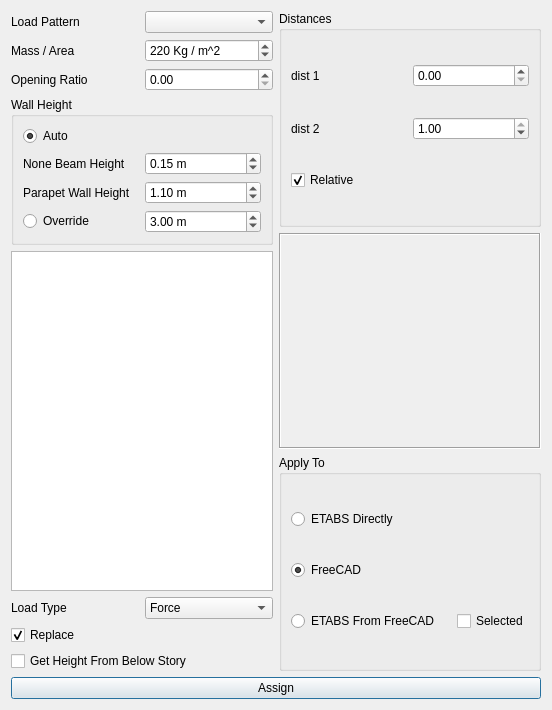
Qt form widgets/assign/wall_load_on_frames.ui (ebrahimraeyat/civilTools) before a commit.
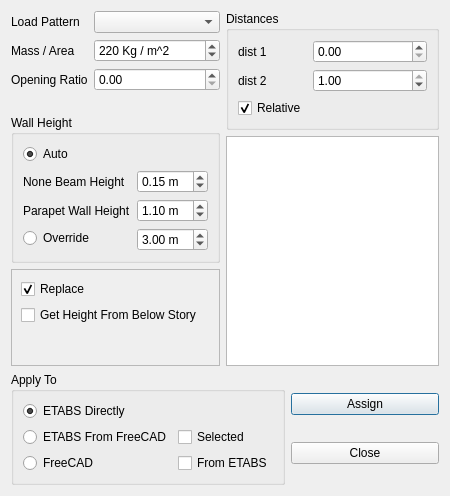
The same form after that commit. Icons and pictures are not drawn.

Commit message: refine wall load Gui

What changed in the file:
```diff
--- a/widgets/assign/wall_load_on_frames.ui
+++ b/widgets/assign/wall_load_on_frames.ui
@@ -6,8 +6,8 @@
    <rect>
     <x>0</x>
     <y>0</y>
-    <width>552</width>
-    <height>710</height>
+    <width>450</width>
+    <height>496</height>
    </rect>
   </property>
   <property name="windowTitle">
@@ -17,21 +17,13 @@
    <iconset>
     <normaloff>:/cfactor/images/wall.svg</normaloff>:/cfactor/images/wall.svg</iconset>
   </property>
-  <layout class="QVBoxLayout" name="verticalLayout_2">
+  <layout class="QVBoxLayout" name="verticalLayout_4">
    <item>
     <layout class="QHBoxLayout" name="horizontalLayout">
      <item>
-      <layout class="QGridLayout" name="gridLayout_2">
-       <item row="1" column="0">
-        <widget class="QLabel" name="label_2">
-         <property name="text">
-          <string>Mass / Area</string>
-         </property>
-        </widget>
-       </item>
-       <item row="0" column="1">
-        <widget class="QComboBox" name="loadpat"/>
-       </item>
+      <layout class="QVBoxLayout" name="verticalLayout_2">
+       <item>
+        <layout class="QFormLayout" name="formLayout_5">
        <item row="0" column="0">
         <widget class="QLabel" name="label">
          <property name="text">
@@ -39,6 +31,16 @@
          </property>
         </widget>
        </item>
+         <item row="0" column="1">
+          <widget class="QComboBox" name="loadpat"/>
+         </item>
+         <item row="1" column="0">
+          <widget class="QLabel" name="label_2">
+           <property name="text">
+            <string>Mass / Area</string>
+           </property>
+          </widget>
+         </item>
        <item row="1" column="1">
         <widget class="QSpinBox" name="mass">
          <property name="suffix">
@@ -58,106 +60,38 @@
          </property>
         </widget>
        </item>
-       <item row="7" column="0" colspan="2">
-        <widget class="QListWidget" name="stories">
-         <property name="selectionMode">
-          <enum>QAbstractItemView::MultiSelection</enum>
-         </property>
-        </widget>
-       </item>
-       <item row="8" column="1">
-        <widget class="QComboBox" name="load_type">
-         <item>
-          <property name="text">
-           <string>Force</string>
-          </property>
-         </item>
-         <item>
-          <property name="text">
-           <string>Moment</string>
-          </property>
-         </item>
-        </widget>
-       </item>
-       <item row="9" column="0" colspan="2">
-        <widget class="QCheckBox" name="replace">
-         <property name="text">
-          <string>Replace</string>
-         </property>
-         <property name="checked">
-          <bool>true</bool>
-         </property>
-        </widget>
-       </item>
-       <item row="3" column="1">
-        <widget class="QDoubleSpinBox" name="opening_ratio">
-         <property name="maximum">
-          <double>1.000000000000000</double>
-         </property>
-         <property name="singleStep">
-          <double>0.100000000000000</double>
-         </property>
-        </widget>
-       </item>
-       <item row="8" column="0">
-        <widget class="QLabel" name="label_5">
-         <property name="text">
-          <string>Load Type</string>
-         </property>
-        </widget>
-       </item>
-       <item row="10" column="0" colspan="2">
-        <widget class="QCheckBox" name="height_from_below">
-         <property name="text">
-          <string>Get Height From Below Story</string>
-         </property>
-         <property name="checked">
-          <bool>false</bool>
-         </property>
-        </widget>
-       </item>
-       <item row="3" column="0">
+         <item row="2" column="0">
         <widget class="QLabel" name="label_9">
          <property name="text">
           <string>Opening Ratio</string>
          </property>
         </widget>
        </item>
-       <item row="4" column="0" colspan="2">
+         <item row="2" column="1">
+          <widget class="QDoubleSpinBox" name="opening_ratio">
+           <property name="maximum">
+            <double>1.000000000000000</double>
+           </property>
+           <property name="singleStep">
+            <double>0.100000000000000</double>
+           </property>
+          </widget>
+         </item>
+        </layout>
+       </item>
+       <item>
         <widget class="QGroupBox" name="groupBox">
          <property name="title">
           <string>Wall Height</string>
          </property>
-         <layout class="QGridLayout" name="gridLayout_3">
-          <item row="4" column="1">
-           <widget class="QDoubleSpinBox" name="user_height">
-            <property name="prefix">
-             <string/>
-            </property>
-            <property name="suffix">
-             <string> m</string>
-            </property>
-            <property name="minimum">
-             <double>0.100000000000000</double>
-            </property>
-            <property name="maximum">
-             <double>20.000000000000000</double>
-            </property>
-            <property name="singleStep">
-             <double>0.100000000000000</double>
-            </property>
-            <property name="value">
-             <double>3.000000000000000</double>
-            </property>
-           </widget>
-          </item>
-          <item row="4" column="0">
-           <widget class="QRadioButton" name="override_height">
+         <layout class="QFormLayout" name="formLayout_4">
+          <item row="0" column="0">
+           <widget class="QRadioButton" name="auto_height">
             <property name="text">
-             <string>Override</string>
+             <string>Auto</string>
             </property>
             <property name="checked">
-             <bool>false</bool>
+             <bool>true</bool>
             </property>
            </widget>
           </item>
@@ -168,6 +102,28 @@
             </property>
            </widget>
           </item>
+          <item row="1" column="1">
+           <widget class="QDoubleSpinBox" name="none_beam_h">
+            <property name="prefix">
+             <string/>
+            </property>
+            <property name="suffix">
+             <string> m</string>
+            </property>
+            <property name="minimum">
+             <double>0.000000000000000</double>
+            </property>
+            <property name="maximum">
+             <double>1.000000000000000</double>
+            </property>
+            <property name="singleStep">
+             <double>0.100000000000000</double>
+            </property>
+            <property name="value">
+             <double>0.150000000000000</double>
+            </property>
+           </widget>
+          </item>
           <item row="2" column="0">
            <widget class="QLabel" name="label_8">
             <property name="text">
@@ -197,18 +153,18 @@
             </property>
            </widget>
           </item>
-          <item row="0" column="0">
-           <widget class="QRadioButton" name="auto_height">
+          <item row="3" column="0">
+           <widget class="QRadioButton" name="override_height">
             <property name="text">
-             <string>Auto</string>
+             <string>Override</string>
             </property>
             <property name="checked">
-             <bool>true</bool>
+             <bool>false</bool>
             </property>
            </widget>
           </item>
-          <item row="1" column="1">
-           <widget class="QDoubleSpinBox" name="none_beam_h">
+          <item row="3" column="1">
+           <widget class="QDoubleSpinBox" name="user_height">
             <property name="prefix">
              <string/>
             </property>
@@ -216,16 +172,48 @@
              <string> m</string>
             </property>
             <property name="minimum">
-             <double>0.000000000000000</double>
+             <double>0.100000000000000</double>
             </property>
             <property name="maximum">
-             <double>1.000000000000000</double>
+             <double>20.000000000000000</double>
             </property>
             <property name="singleStep">
              <double>0.100000000000000</double>
             </property>
             <property name="value">
-             <double>0.150000000000000</double>
+             <double>3.000000000000000</double>
+            </property>
+           </widget>
+          </item>
+         </layout>
+        </widget>
+       </item>
+       <item>
+        <widget class="QFrame" name="frame">
+         <property name="frameShape">
+          <enum>QFrame::StyledPanel</enum>
+         </property>
+         <property name="frameShadow">
+          <enum>QFrame::Raised</enum>
+         </property>
+         <layout class="QFormLayout" name="formLayout_3">
+          <item row="0" column="0" colspan="2">
+           <widget class="QCheckBox" name="replace">
+            <property name="text">
+             <string>Replace</string>
+            </property>
+            <property name="checked">
+             <bool>true</bool>
+            </property>
+           </widget>
+          </item>
+          <item row="1" column="0" colspan="2">
+           <widget class="QCheckBox" name="height_from_below">
+            <property name="text">
+             <string>Get Height From Below Story</string>
+            </property>
+            <property name="checked">
+             <bool>false</bool>
             </property>
            </widget>
           </item>
@@ -241,7 +229,7 @@
          <property name="title">
           <string>Distances</string>
          </property>
-         <layout class="QGridLayout" name="gridLayout">
+         <layout class="QFormLayout" name="formLayout">
           <item row="0" column="0">
            <widget class="QLabel" name="label_3">
             <property name="text">
@@ -283,22 +271,16 @@
             </property>
            </widget>
           </item>
-         </layout>
-        </widget>
-       </item>
-       <item>
-        <widget class="QLabel" name="label_7">
+          <item row="2" column="1">
+           <widget class="QLabel" name="label_5">
          <property name="maximumSize">
           <size>
-           <width>300</width>
-           <height>300</height>
-          </size>
-         </property>
-         <property name="frameShape">
-          <enum>QFrame::Box</enum>
-         </property>
-         <property name="frameShadow">
-          <enum>QFrame::Sunken</enum>
+              <width>30</width>
+              <height>30</height>
+             </size>
+            </property>
+            <property name="toolTip">
+             <string>&lt;img src=&quot;:/civiltools/images/wall_load.svg&quot;&gt;</string>
          </property>
          <property name="text">
           <string/>
@@ -311,33 +293,29 @@
          </property>
         </widget>
        </item>
+         </layout>
+        </widget>
+       </item>
+       <item>
+        <widget class="QListWidget" name="stories">
+         <property name="selectionMode">
+          <enum>QAbstractItemView::MultiSelection</enum>
+         </property>
+        </widget>
+       </item>
+      </layout>
+     </item>
+    </layout>
+   </item>
+   <item>
+    <layout class="QHBoxLayout" name="horizontalLayout_2">
        <item>
         <widget class="QGroupBox" name="groupBox_3">
          <property name="title">
           <string>Apply To</string>
          </property>
-         <layout class="QGridLayout" name="gridLayout_4">
-          <item row="0" column="1" colspan="2">
-           <widget class="QRadioButton" name="etabs_button">
-            <property name="text">
-             <string>ETABS Directly</string>
-            </property>
-            <property name="icon">
-             <iconset resource="../../civiltools.qrc">
-              <normaloff>:/civiltools/images/etabs.png</normaloff>:/civiltools/images/etabs.png</iconset>
-            </property>
-            <property name="iconSize">
-             <size>
-              <width>36</width>
-              <height>36</height>
-             </size>
-            </property>
-            <property name="checked">
-             <bool>false</bool>
-            </property>
-           </widget>
-          </item>
-          <item row="1" column="1">
+       <layout class="QFormLayout" name="formLayout_2">
+        <item row="3" column="0">
            <widget class="QRadioButton" name="freecad_button">
             <property name="text">
              <string>FreeCAD</string>
@@ -348,23 +326,49 @@
             </property>
             <property name="iconSize">
              <size>
-              <width>36</width>
-              <height>36</height>
-             </size>
+            <width>20</width>
+            <height>20</height>
+           </size>
+          </property>
+          <property name="shortcut">
+           <string>Ctrl+S</string>
+          </property>
+          <property name="checked">
+           <bool>false</bool>
+          </property>
+         </widget>
+        </item>
+        <item row="3" column="1">
+         <widget class="QCheckBox" name="get_from_etabs_draw_on_freecad">
+          <property name="text">
+           <string>From ETABS</string>
+          </property>
+         </widget>
+        </item>
+        <item row="0" column="0">
+         <widget class="QRadioButton" name="etabs_button">
+          <property name="text">
+           <string>ETABS Directly</string>
+          </property>
+          <property name="icon">
+           <iconset resource="../../civiltools.qrc">
+            <normaloff>:/civiltools/images/etabs.png</normaloff>:/civiltools/images/etabs.png</iconset>
+          </property>
+          <property name="iconSize">
+           <size>
+            <width>20</width>
+            <height>20</height>
+           </size>
+          </property>
+          <property name="shortcut">
+           <string>Ctrl+S</string>
             </property>
             <property name="checked">
              <bool>true</bool>
             </property>
            </widget>
           </item>
-          <item row="2" column="3">
-           <widget class="QCheckBox" name="selected_wall">
-            <property name="text">
-             <string>Selected</string>
-            </property>
-           </widget>
-          </item>
-          <item row="2" column="1">
+        <item row="1" column="0">
            <widget class="QRadioButton" name="etabs_from_freecad_button">
             <property name="text">
              <string>ETABS From FreeCAD</string>
@@ -375,21 +379,27 @@
             </property>
             <property name="iconSize">
              <size>
-              <width>36</width>
-              <height>36</height>
-             </size>
-            </property>
-           </widget>
-          </item>
-         </layout>
+            <width>20</width>
+            <height>20</height>
+           </size>
+          </property>
+          <property name="shortcut">
+           <string>Ctrl+S</string>
+          </property>
+         </widget>
+        </item>
+        <item row="1" column="1">
+         <widget class="QCheckBox" name="selected_wall">
+          <property name="text">
+           <string>Selected</string>
+          </property>
         </widget>
        </item>
       </layout>
-     </item>
-    </layout>
+      </widget>
    </item>
    <item>
-    <layout class="QHBoxLayout" name="horizontalLayout_3">
+      <layout class="QVBoxLayout" name="verticalLayout_3">
      <item>
       <widget class="QPushButton" name="assign_button">
        <property name="text">
@@ -406,6 +416,25 @@
         </size>
        </property>
       </widget>
+       </item>
+       <item>
+        <widget class="QPushButton" name="cancel_button">
+         <property name="text">
+          <string>Close</string>
+         </property>
+         <property name="icon">
+          <iconset resource="../../civiltools.qrc">
+           <normaloff>:/civiltools/images/cancel.svg</normaloff>:/civiltools/images/cancel.svg</iconset>
+         </property>
+         <property name="iconSize">
+          <size>
+           <width>60</width>
+           <height>60</height>
+          </size>
+         </property>
+        </widget>
+       </item>
+      </layout>
      </item>
     </layout>
    </item>
```
Lines whose indentation alone changed are shown as unchanged. The commit also changes 2 other files.
